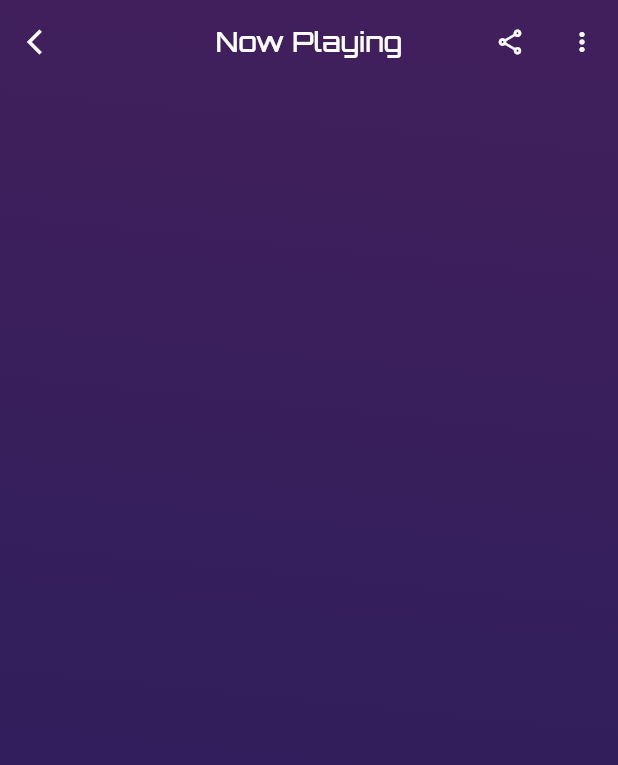
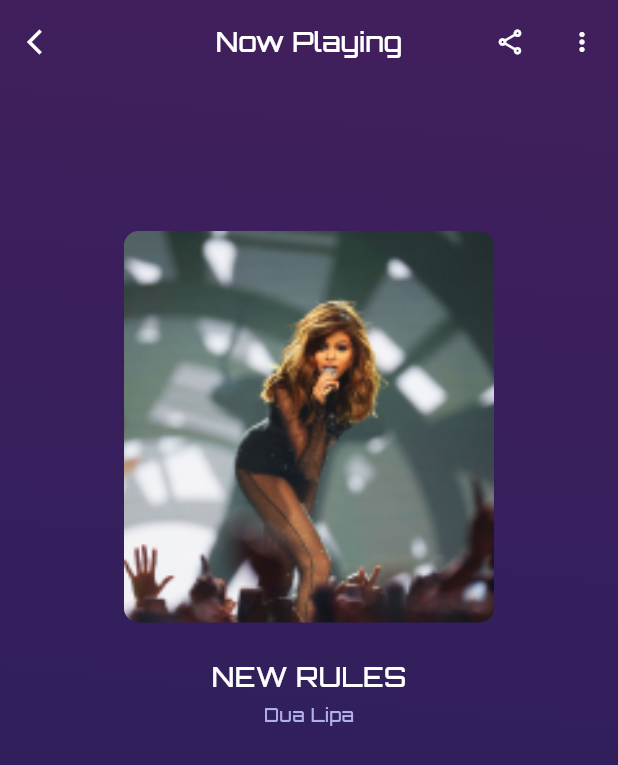
Before and after one commit to PhilopaterNabil/CODSOFT, a Flutter app: the PlayMusicScreen screen opened by its route, on a phone screen of 412 x 824 dp. Shown: the top 765 px of the screen. Run offline on Flutter 3.47's test engine with Material 3 defaults, Android fonts, the phone set to English and light mode, and no system bars; our stand-ins replace bloc, cloud_firestore, curved_navigation_bar, date_picker_timeline, equatable, firebase_core and 14 more; accounts and stored records are empty.

Commit message:
Add new height, width, and radius values and implement custom songs details widget in play music screen.

```diff
--- a/Music Player App/lib/core/resources/height_values_managers.dart
+++ b/Music Player App/lib/core/resources/height_values_managers.dart
@@ -3,14 +3,17 @@
   static const double kHeight4 = 4;
   static const double kHeight9 = 9;
   static const double kHeight11 = 11;
+  static const double kHeight23 = 23;
   static const double kHeight43 = 43;
   static const double kHeight58 = 58;
   static const double kHeight68 = 68;
   static const double kHeight78 = 78;
+  static const double kHeight98 = 98;
   static const double kHeight111 = 111;
   static const double kHeight150 = 150;
   static const double kHeight151 = 151;
   static const double kHeight198 = 198;
   static const double kHeight199 = 199;
   static const double kHeight230 = 230;
+  static const double kHeight261 = 261;
 }
--- a/Music Player App/lib/core/resources/radius_values_managers.dart
+++ b/Music Player App/lib/core/resources/radius_values_managers.dart
@@ -1,5 +1,6 @@
 class RadiusValuesManagers{
   static const double kRadius10 = 10;
+  static const double kRadius20 = 20;
   static const double kRadius35 = 35;
   static const double kRadius50 = 50;
 }
--- a/Music Player App/lib/core/resources/width_values_managers.dart
+++ b/Music Player App/lib/core/resources/width_values_managers.dart
@@ -5,4 +5,5 @@
   static const double kWidth150 = 150;
   static const double kWidth151 = 151;
   static const double kWidth171 = 171;
+  static const double kWidth247 = 247;
 }
--- a/Music Player App/lib/features/play_music/screens/play_music_screen.dart
+++ b/Music Player App/lib/features/play_music/screens/play_music_screen.dart
@@ -1,7 +1,9 @@
 import 'package:flutter/material.dart';
 import 'package:music_player_app/core/resources/alignment_managers.dart';
 import 'package:music_player_app/core/resources/color_managers.dart';
+import 'package:music_player_app/core/resources/height_values_managers.dart';
 import 'package:music_player_app/features/play_music/widgets/custom_app_bar_play_music_screen.dart';
+import 'package:music_player_app/features/play_music/widgets/custom_songs_details_play_music_screen.dart';
 
 class PlayMusicScreen extends StatelessWidget {
   const PlayMusicScreen({super.key});
@@ -23,6 +25,18 @@
             ],
           ),
         ),
+        child: const SafeArea(
+          child: SizedBox(
+            width: double.infinity,
+            child: Column(
+              crossAxisAlignment: CrossAxisAlignment.center,
+              children: [
+                SizedBox(height: HeightValuesManagers.kHeight98),
+                CustomSongsDetailsPlayMusicScreen(),
+              ],
+            ),
+          ),
+        ),
       ),
     );
   }
--- /dev/null
+++ b/Music Player App/lib/features/play_music/widgets/custom_songs_details_play_music_screen.dart
@@ -0,0 +1,45 @@
+import 'package:flutter/material.dart';
+import 'package:music_player_app/core/resources/color_managers.dart';
+import 'package:music_player_app/core/resources/font_managers.dart';
+import 'package:music_player_app/core/resources/height_values_managers.dart';
+import 'package:music_player_app/core/resources/radius_values_managers.dart';
+import 'package:music_player_app/core/resources/width_values_managers.dart';
+
+class CustomSongsDetailsPlayMusicScreen extends StatelessWidget {
+  const CustomSongsDetailsPlayMusicScreen({super.key});
+
+  @override
+  Widget build(BuildContext context) {
+    return Column(
+      children: [
+        ClipRRect(
+          borderRadius: BorderRadius.circular(RadiusValuesManagers.kRadius10),
+          child: Image.asset(
+            'assets/images/test.png',
+            fit: BoxFit.cover,
+            width: WidthValuesManagers.kWidth247,
+            height: HeightValuesManagers.kHeight261,
+          ),
+        ),
+        const SizedBox(height: HeightValuesManagers.kHeight23),
+        const Text(
+          'NEW RULES',
+          style: TextStyle(
+            color: ColorManagers.kWhiteColor,
+            fontSize: FontSizeManagers.kFontSize18,
+            fontWeight: FontWeightManagers.kMedium,
+          ),
+        ),
+        const SizedBox(height: HeightValuesManagers.kHeight4),
+        const Text(
+          'Dua Lipa',
+          style: TextStyle(
+            color: ColorManagers.kLightWhiteColor,
+            fontSize: FontSizeManagers.kFontSize12,
+            fontWeight: FontWeightManagers.kMedium,
+          ),
+        ),
+      ],
+    );
+  }
+}
```
